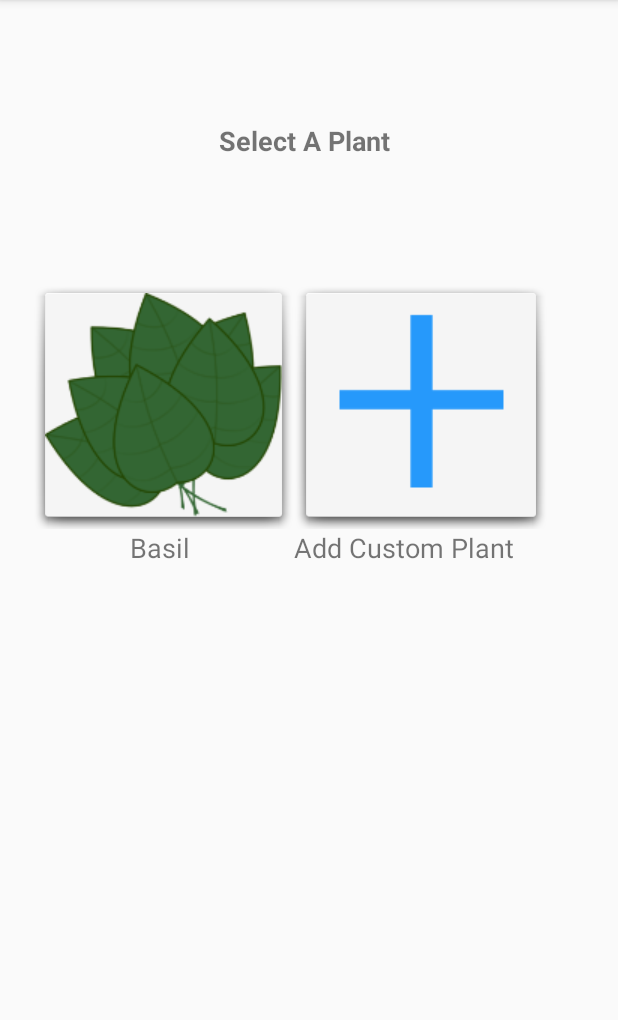
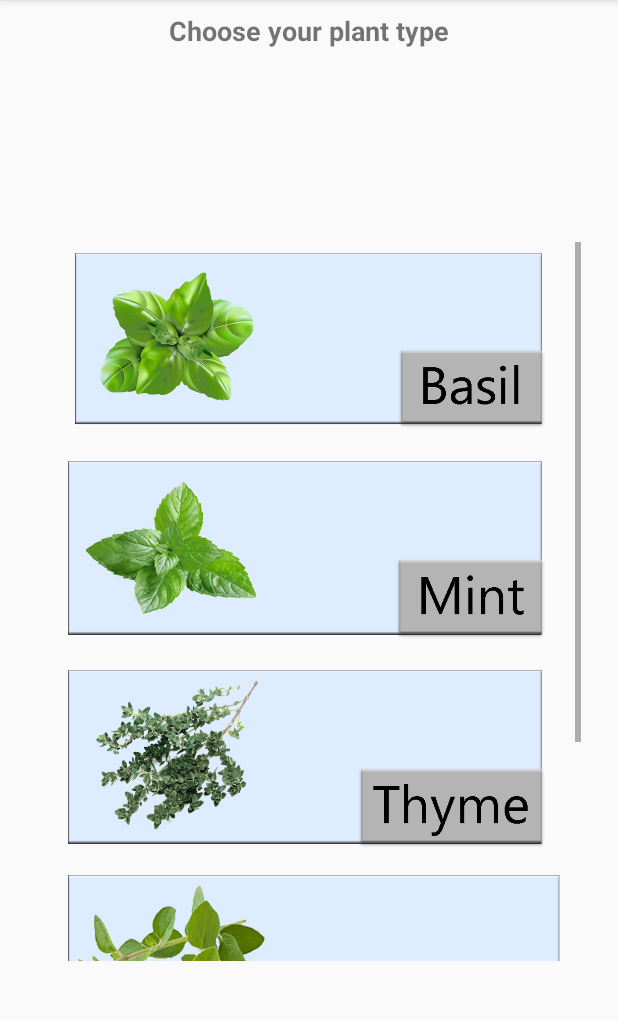
Before and after one commit to moenthelawn/Plant-Application-, an Android app: the Activity2 screen opened directly, with no data from a screen before it, on a phone screen of 412 x 824 dp, the part 84-1104 px from its top. Run offline under Robolectric (Android 15) with nearby library versions, the phone set to English and light mode, and no system bars.

Commit message:
Fixing some of the issues with the plant layout

```diff
--- a/app/src/main/java/com/example/chris/plantapplication/Activity2.java
+++ b/app/src/main/java/com/example/chris/plantapplication/Activity2.java
@@ -29,7 +29,7 @@ public class Activity2 extends AppCompatActivity {
 
     private void addPlants() { //we monitor the plants
 
-        basil = (ImageButton) findViewById(R.id.imageButton8);
+        basil = (ImageButton) findViewById(R.id.imageButton10);
         customPlant = (ImageButton) findViewById(R.id.imageButton10);
         customPlant.setOnClickListener(new View.OnClickListener() {
             @Override
@@ -57,7 +57,7 @@ public class Activity2 extends AppCompatActivity {
 
                 allPlants = plantDataBase.getInstance();
 
-                int harvestPeriod_days = 153;//The harvest is spanned over the length of the plant's duration
+                int harvestPeriod_days = 56;//The harvest is spanned over the length of the plant's duration
                 float cropCoefficient = 0.73f;
 
                 //  basilPlant.setHarvestDayLength(harvestPeriod_days); //set the number of days
--- a/app/src/main/res/layout/activity_2.xml
+++ b/app/src/main/res/layout/activity_2.xml
@@ -2,87 +2,114 @@
 <android.support.constraint.ConstraintLayout xmlns:android="http://schemas.android.com/apk/res/android"
     xmlns:app="http://schemas.android.com/apk/res-auto"
     xmlns:tools="http://schemas.android.com/tools"
+    android:id="@+id/relativeLayout"
     android:layout_width="match_parent"
     android:layout_height="match_parent"
-    tools:context=".Activity2"
-    android:id="@+id/relativeLayout">
+    tools:context=".Activity2">
+
+    <android.support.constraint.ConstraintLayout
+        android:layout_width="match_parent"
+        android:layout_height="match_parent">
 
         <TextView
             android:id="@+id/textView"
             android:layout_width="wrap_content"
-        android:layout_height="wrap_content"
+            android:layout_height="25dp"
             android:layout_marginStart="8dp"
             android:layout_marginLeft="8dp"
+            android:layout_marginTop="8dp"
             android:layout_marginEnd="8dp"
             android:layout_marginRight="8dp"
-        android:text="Select A Plant"
+            android:text="Choose your plant type"
             android:textSize="18sp"
             android:textStyle="bold"
-        app:layout_constraintBottom_toTopOf="@+id/tableLayout"
             app:layout_constraintEnd_toEndOf="parent"
-        app:layout_constraintHorizontal_bias="0.49"
             app:layout_constraintStart_toStartOf="parent"
-        app:layout_constraintTop_toTopOf="parent"
-        app:layout_constraintVertical_bias="0.00999999" />
+            app:layout_constraintTop_toTopOf="parent" />
 
-    <TableLayout
-        android:id="@+id/tableLayout"
-        android:layout_width="368dp"
-        android:layout_height="499dp"
+        <ScrollView
+            android:id="@+id/scrollView2"
+            android:layout_width="354dp"
+            android:layout_height="479dp"
+            android:layout_marginStart="8dp"
+            android:layout_marginLeft="8dp"
+            android:layout_marginTop="8dp"
+            android:layout_marginBottom="8dp"
             app:layout_constraintBottom_toBottomOf="parent"
             app:layout_constraintEnd_toEndOf="parent"
             app:layout_constraintStart_toStartOf="parent"
             app:layout_constraintTop_toBottomOf="@+id/textView">
 
-        <TableRow
+            <LinearLayout
                 android:layout_width="match_parent"
-            android:layout_height="match_parent">
-
-            <ImageButton
-                android:id="@+id/imageButton8"
-                android:layout_width="wrap_content"
                 android:layout_height="wrap_content"
-                android:background="@android:drawable/dialog_holo_light_frame"
-                app:srcCompat="@drawable/basilclipart" />
+                android:orientation="vertical">
 
                 <ImageButton
                     android:id="@+id/imageButton10"
-                android:layout_width="169dp"
-                android:layout_height="match_parent"
-                android:background="@android:drawable/dialog_holo_light_frame"
-                app:srcCompat="@drawable/biggerplus" />
+                    android:layout_width="342dp"
+                    android:layout_height="131dp"
+                    android:backgroundTint="#00000000"
+                    android:scaleType="centerCrop"
+                    app:layout_constraintEnd_toEndOf="parent"
+                    app:layout_constraintStart_toStartOf="parent"
+                    app:srcCompat="@drawable/buttonbasil"
+                    tools:layout_editor_absoluteY="52dp" />
 
-        </TableRow>
+                <ImageButton
+                    android:id="@+id/imageButton12"
+                    android:layout_width="342dp"
+                    android:layout_height="131dp"
+                    android:layout_marginTop="8dp"
+                    android:backgroundTint="#00000000"
+                    android:scaleType="centerCrop"
+                    app:layout_constraintEnd_toEndOf="parent"
+                    app:layout_constraintHorizontal_bias="0.505"
+                    app:layout_constraintStart_toStartOf="parent"
+                    app:layout_constraintTop_toBottomOf="@+id/imageButton10"
+                    app:srcCompat="@drawable/buttonmint" />
 
-        <TableRow
+                <ImageButton
+                    android:id="@+id/imageButton14"
+                    android:layout_width="342dp"
+                    android:layout_height="131dp"
+                    android:layout_marginTop="8dp"
+                    android:backgroundTint="#00000000"
+                    android:scaleType="centerCrop"
+                    app:layout_constraintEnd_toEndOf="parent"
+                    app:layout_constraintHorizontal_bias="0.505"
+                    app:layout_constraintStart_toStartOf="parent"
+                    app:layout_constraintTop_toBottomOf="@+id/imageButton10"
+                    app:srcCompat="@drawable/buttonthyme" />
+
+                <ImageButton
+                    android:id="@+id/imageButton15"
                     android:layout_width="match_parent"
-            android:layout_height="match_parent">
+                    android:layout_height="131dp"
+                    android:layout_marginTop="8dp"
+                    android:backgroundTint="#00000000"
+                    android:scaleType="centerCrop"
+                    app:layout_constraintEnd_toEndOf="parent"
+                    app:layout_constraintHorizontal_bias="0.505"
+                    app:layout_constraintStart_toStartOf="parent"
+                    app:layout_constraintTop_toBottomOf="@+id/imageButton10"
+                    app:srcCompat="@drawable/buttonoregano" />
 
-            <TextView
-                android:id="@+id/textView5"
-                android:layout_width="wrap_content"
-                android:layout_height="wrap_content"
-                android:gravity="center"
-                android:text="Basil "
-                android:textSize="18sp" />
-
-            <TextView
-                android:id="@+id/textView37"
-                android:layout_width="wrap_content"
-                android:layout_height="wrap_content"
-                android:text="Add Custom Plant"
-                android:textSize="18sp" />
-        </TableRow>
-
-        <TableRow
+                <ImageButton
+                    android:id="@+id/imageButton16"
                     android:layout_width="match_parent"
-            android:layout_height="match_parent" />
-
-        <TableRow
-            android:layout_width="match_parent"
-            android:layout_height="match_parent">
-
-        </TableRow>
-    </TableLayout>
+                    android:layout_height="131dp"
+                    android:layout_marginTop="8dp"
+                    android:backgroundTint="#00000000"
+                    android:scaleType="centerCrop"
+                    app:layout_constraintEnd_toEndOf="parent"
+                    app:layout_constraintHorizontal_bias="0.505"
+                    app:layout_constraintStart_toStartOf="parent"
+                    app:layout_constraintTop_toBottomOf="@+id/imageButton10"
+                    app:srcCompat="@drawable/buttondill" />
+            </LinearLayout>
+        </ScrollView>
 
     </android.support.constraint.ConstraintLayout>
+
+</android.support.constraint.ConstraintLayout>
--- a/app/src/main/res/layout/activity_login.xml
+++ b/app/src/main/res/layout/activity_login.xml
@@ -9,12 +9,13 @@
     <ImageView
         android:id="@+id/imageView9"
         android:layout_width="382dp"
-        android:layout_height="wrap_content"
+        android:layout_height="575dp"
         android:scaleType="fitXY"
         app:layout_constraintBottom_toBottomOf="parent"
         app:layout_constraintEnd_toEndOf="parent"
         app:layout_constraintStart_toStartOf="parent"
         app:layout_constraintTop_toTopOf="parent"
+        app:layout_constraintVertical_bias="1.0"
         app:srcCompat="@drawable/backdrop" />
 
     <Button
--- a/app/src/main/res/layout/activity_plant_monitering_slot1.xml
+++ b/app/src/main/res/layout/activity_plant_monitering_slot1.xml
@@ -255,11 +255,10 @@
         android:layout_height="wrap_content"
         android:layout_marginStart="7dp"
         android:layout_marginLeft="7dp"
-        android:layout_marginTop="8dp"
         android:layout_marginEnd="8dp"
         android:layout_marginRight="8dp"
         android:layout_marginBottom="128dp"
-        android:text="Days Until Harvest"
+        android:text="Recommended Days To Harvest"
         android:textColor="@android:color/background_light"
         android:textSize="14sp"
         app:layout_constraintBottom_toBottomOf="parent"
--- a/app/src/main/res/layout/activity_soil_type.xml
+++ b/app/src/main/res/layout/activity_soil_type.xml
@@ -149,12 +149,12 @@
         app:layout_constraintHorizontal_bias="0.28"
         app:layout_constraintStart_toStartOf="parent"
         app:layout_constraintTop_toTopOf="parent"
-        app:layout_constraintVertical_bias="0.79" />
+        app:layout_constraintVertical_bias="0.81" />
 
     <ImageView
         android:id="@+id/imageView3"
         android:layout_width="178dp"
-        android:layout_height="59dp"
+        android:layout_height="40dp"
         android:layout_marginStart="8dp"
         android:layout_marginLeft="8dp"
         android:layout_marginTop="8dp"
--- a/build.gradle
+++ b/build.gradle
@@ -13,6 +13,8 @@ buildscript {
     // testCompile 'junit:junit:4.12'
     //  }
     //}
+
+
 
     dependencies {
         classpath 'com.android.tools.build:gradle:3.2.1'
```
Also changed, not shown: app/src/main/res/drawable/buttonbasil.png (added), app/src/main/res/drawable/buttondill.png (added), app/src/main/res/drawable/buttonmint.png (added), app/src/main/res/drawable/buttonoreagno.png (added), app/src/main/res/drawable/buttonoregano.png (added), app/src/main/res/drawable/buttonthyme.png (added). Lines whose indentation alone changed are shown as unchanged.
